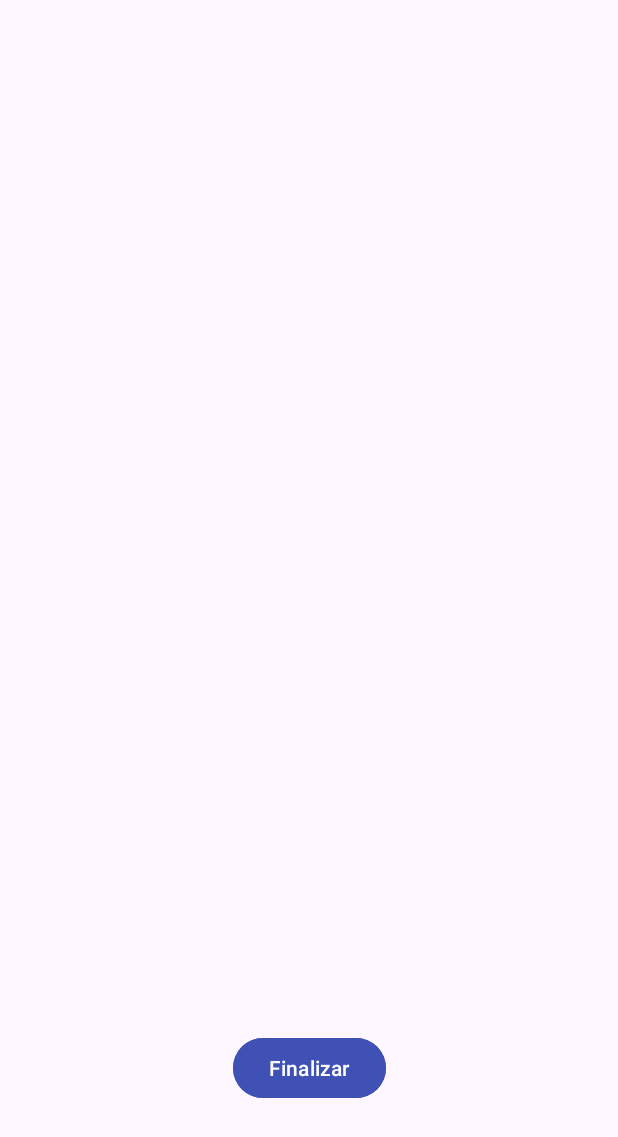
After one commit to WINDOWEXPRESS/ASPracticas, an Android app: the AnalizadorLetras screen opened directly, with no data from a screen before it, on a phone screen of 412 x 824 dp. The commit adds this screen. Shown: the top 1137 px of the screen. Run offline under Robolectric (Android 15) with nearby library versions, the phone set to English and light mode, and no system bars.

Commit message:
"Terminar AnalizadorLetras en casa"

```diff
--- a/app/src/main/AndroidManifest.xml
+++ b/app/src/main/AndroidManifest.xml
@@ -14,6 +14,9 @@
         android:supportsRtl="true"
         android:theme="@style/Theme.ASPracticas"
         tools:targetApi="31">
+        <activity
+            android:name=".ut03.u3e6.AnalizadorLetras"
+            android:exported="false" />
         <activity
             android:name=".ut03.u3e6.AnalizarLetrasTexto"
             android:exported="true">
--- a/app/src/main/java/com/example/aspracticas/ut03/u3e5/Fibonacci.java
+++ b/app/src/main/java/com/example/aspracticas/ut03/u3e5/Fibonacci.java
@@ -35,18 +35,20 @@ public class Fibonacci extends AppCompatActivity {
                     if (result.getResultCode() == Activity.RESULT_OK) {
                         Bundle data = result.getData().getExtras();
                         primeroNumeroFibo.setText(segundoNumeroFibo.getText().toString());
-                        segundoNumeroFibo.setText(""+data.getInt(SiguienteNumero.CLAVE_VALOR));
+                        //segundoNumeroFibo.setText(""+data.getInt(SiguienteNumero.CLAVE_VALOR));
                     }
         });
 
         siguiente.setOnClickListener(new View.OnClickListener() {
             @Override
             public void onClick(View view) {
+                /*
                 Intent i = new Intent(Fibonacci.this,SiguienteNumero.class);
                 i.putExtra(CLAVE_PRIMER_VALOR,Integer.parseInt(primeroNumeroFibo.getText().toString()));
                 i.putExtra(CLAVE_SEGUNDO_VALOR,Integer.parseInt(segundoNumeroFibo.getText().toString()));
 
                 lanzador.launch(i);
+                */
             }
         });
 
--- /dev/null
+++ b/app/src/main/java/com/example/aspracticas/ut03/u3e6/AnalizadorLetras.java
@@ -0,0 +1,101 @@
+package com.example.aspracticas.ut03.u3e6;
+
+import android.app.Activity;
+import android.content.Intent;
+import android.os.Bundle;
+import android.widget.Button;
+import android.widget.TextView;
+
+import androidx.appcompat.app.AppCompatActivity;
+
+import com.example.aspracticas.R;
+
+import java.util.Comparator;
+import java.util.LinkedHashMap;
+import java.util.Map;
+
+public class AnalizadorLetras extends AppCompatActivity {
+    public static final String CLAVE_CARACTER_UNO = "DSA";
+    public static final String CLAVE_NUMERO_UNO = "DASD";
+    public static final String CLAVE_CARACTER_DOS = "DSadsaA";
+    public static final String CLAVE_NUMERO_DOS = "DAdsadSD";
+    public static final String CLAVE_CARACTER_TRES = "DSaAADAA";
+    public static final String CLAVE_NUMERO_TRES = "DASDdsadd";
+    TextView resultadoLetra;
+    Button bt_finalizar;
+    LinkedHashMap<Character, Integer> contadorLetras = new LinkedHashMap<>();
+
+    @Override
+    protected void onCreate(Bundle savedInstanceState) {
+        super.onCreate(savedInstanceState);
+        setContentView(R.layout.u3a6_analizador_letras);
+
+        resultadoLetra = findViewById(R.id.u3a6_tView_resultadoLetras);
+        bt_finalizar = findViewById(R.id.u3a6_bt_finalizar);
+
+        Bundle manipulador = getIntent().getExtras();
+        //Obtener el texto atraves de Bundle
+        String texto = manipulador != null ? manipulador.getString(AnalizarLetrasTexto.CLAVE_TEXTO) : null;
+        // Iterar a través de cada carácter en la cadena de texto
+        for (int i = 0; i < (texto != null ? texto.length() : 0); i++) {
+            char caracter = texto.charAt(i);
+            // Verificar si el carácter es una letra
+            if (Character.isAlphabetic(caracter)) {
+                //contadorLetras.merge(caracter, 1, Integer::sum);
+                Integer valor = contadorLetras.get(caracter);
+                if (valor == null) {
+                    // Agregar el carácter al mapa con un contador de 1
+                    contadorLetras.put(caracter, 1);
+                } else {
+                    // Si el carácter ya está en el mapa, incrementar el contador
+                    contadorLetras.put(caracter, contadorLetras.get(caracter) + 1);
+                }
+            }
+        }
+        //Concatenar la lista y mosstrarlo por tView
+        StringBuilder listado = new StringBuilder();
+        contadorLetras.forEach((letra, contador) -> {
+            listado.append(letra).append(" : ").append(contador);
+            listado.append("\n");
+        });
+        resultadoLetra.setText(listado);
+
+        // Ordenar el LinkedHashMap por los valores en orden descendente usando un Comparator
+        LinkedHashMap<Character, Integer> mapaOrdenadoPorNumero = contadorLetras.entrySet()
+                .stream()
+                .sorted(Map.Entry.comparingByValue(Comparator.reverseOrder()))
+                .collect(
+                        LinkedHashMap::new,
+                        (e, entry) -> e.put(entry.getKey(), entry.getValue()),
+                        LinkedHashMap::putAll
+
+                );
+        // Convertir las claves a un array
+        Character[] letraArray = mapaOrdenadoPorNumero.keySet().toArray(new Character[0]);
+        Integer[] numeroOrdenadoMayorAMenor = mapaOrdenadoPorNumero.values().toArray(new Integer[0]);
+
+        bt_finalizar.setOnClickListener(v -> {
+            Intent datos = new Intent();
+            char primero = letraArray[0];
+            char segundo = letraArray[1];
+            char tercero = letraArray[2];
+            int primer = numeroOrdenadoMayorAMenor[0];
+            int segun = numeroOrdenadoMayorAMenor[1];
+            int terce = numeroOrdenadoMayorAMenor[2];
+
+            //Primer posicion
+            datos.putExtra(CLAVE_CARACTER_UNO,primero);
+            datos.putExtra(CLAVE_NUMERO_UNO,primer);
+            //segundo posicion
+            datos.putExtra(CLAVE_CARACTER_DOS,segundo);
+            datos.putExtra(CLAVE_NUMERO_DOS,segun);
+            //Terce posicion
+            datos.putExtra(CLAVE_CARACTER_TRES,tercero);
+            datos.putExtra(CLAVE_NUMERO_TRES,terce);
+
+            setResult(Activity.RESULT_OK,datos);
+            finish();
+        });
+    }
+
+}
--- /dev/null
+++ b/app/src/main/res/layout/u3a6_analizador_letras.xml
@@ -0,0 +1,30 @@
+<?xml version="1.0" encoding="utf-8"?>
+<androidx.constraintlayout.widget.ConstraintLayout xmlns:android="http://schemas.android.com/apk/res/android"
+    xmlns:app="http://schemas.android.com/apk/res-auto"
+    xmlns:tools="http://schemas.android.com/tools"
+    android:layout_width="match_parent"
+    android:layout_height="match_parent"
+    tools:context=".ut03.u3e6.AnalizadorLetras">
+
+    <TextView
+        android:id="@+id/u3a6_tView_resultadoLetras"
+        android:layout_width="380dp"
+        android:layout_height="wrap_content"
+        android:layout_marginTop="36dp"
+        android:textSize="20sp"
+        app:layout_constraintEnd_toEndOf="parent"
+        app:layout_constraintHorizontal_bias="0.516"
+        app:layout_constraintStart_toStartOf="parent"
+        app:layout_constraintTop_toTopOf="parent" />
+
+    <Button
+        android:id="@+id/u3a6_bt_finalizar"
+        android:layout_width="wrap_content"
+        android:layout_height="wrap_content"
+        android:layout_marginBottom="88dp"
+        android:backgroundTint="@color/colorPrimary"
+        android:text="@string/finalizar"
+        app:layout_constraintBottom_toBottomOf="parent"
+        app:layout_constraintEnd_toEndOf="parent"
+        app:layout_constraintStart_toStartOf="parent" />
+</androidx.constraintlayout.widget.ConstraintLayout>
--- a/app/src/main/res/layout/u3a6_analizar_letras_texto.xml
+++ b/app/src/main/res/layout/u3a6_analizar_letras_texto.xml
@@ -11,6 +11,8 @@
         android:layout_width="340dp"
         android:layout_height="340dp"
         android:layout_marginTop="116dp"
+        android:gravity="center"
+        android:textSize="60sp"
         app:layout_constraintEnd_toEndOf="parent"
         app:layout_constraintHorizontal_bias="0.507"
         app:layout_constraintStart_toStartOf="parent"
@@ -22,7 +24,7 @@
         android:layout_height="wrap_content"
         android:layout_marginBottom="88dp"
         android:backgroundTint="@color/colorPrimary"
-        android:text="Analizar"
+        android:text="@string/analizar"
         app:layout_constraintBottom_toBottomOf="parent"
         app:layout_constraintEnd_toEndOf="parent"
         app:layout_constraintStart_toStartOf="parent" />
@@ -34,7 +36,7 @@
         android:layout_marginTop="76dp"
         android:ems="10"
         android:gravity="start|top"
-        android:hint="Introducir el texto"
+        android:hint="@string/introducir_el_texto"
         android:inputType="textMultiLine"
         android:minHeight="48dp"
         android:textColorHint="#8D6E63"
--- a/app/src/main/res/values/strings.xml
+++ b/app/src/main/res/values/strings.xml
@@ -74,5 +74,8 @@
 
     <!--Fibonacci-->
     <string name="u3a5_valor_uno">1</string>
+    <string name="finalizar">Finalizar</string>
+    <string name="analizar">Analizar</string>
+    <string name="introducir_el_texto">Introducir el texto</string>
 
 </resources>
```
Also changed, not shown: app/src/main/java/com/example/aspracticas/ut03/u3e6/AnalizarLetrasTexto.java (+49 -8 lines).
